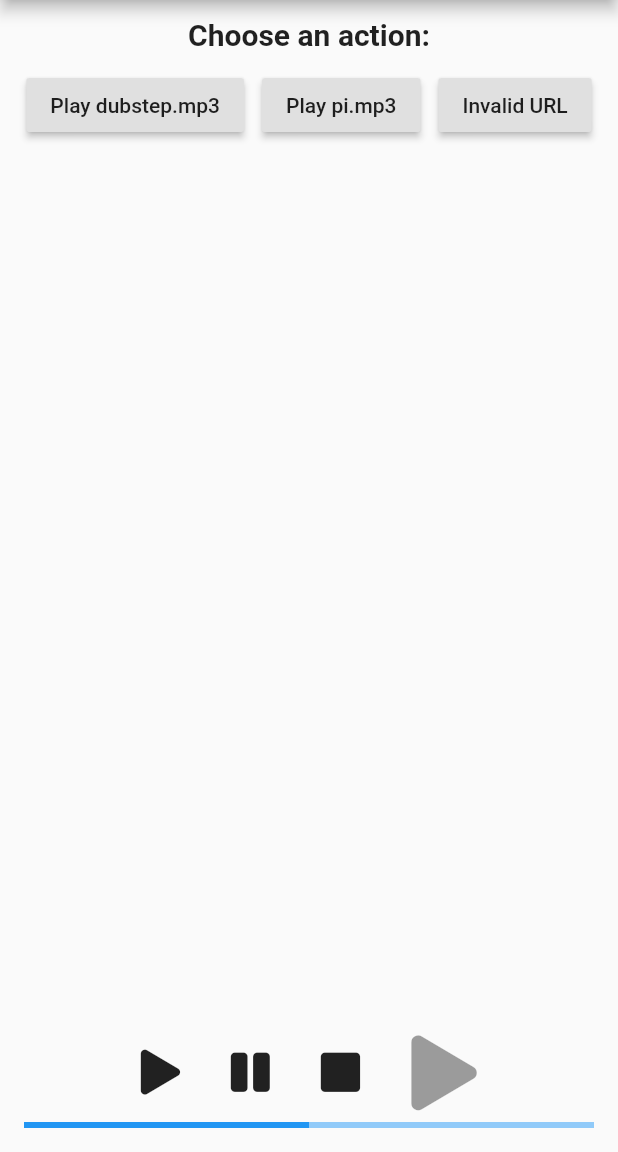
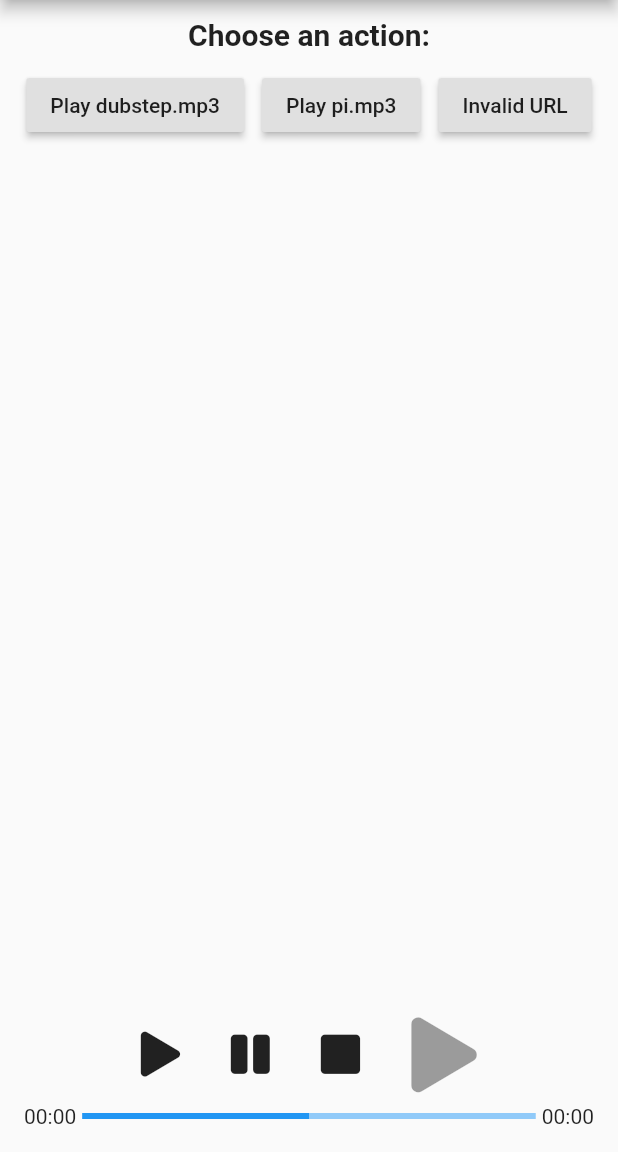
Before and after one commit to 2find/stereo, a Flutter app: the screen it shows after launch, on a phone screen of 412 x 824 dp, the part 84-1236 px from its top. Run offline on Flutter 3.47's test engine with Material 2 defaults, Android fonts, the phone set to English and light mode, and no system bars; our stand-ins replace font_awesome_flutter.

Commit message:
[All] Added duration functionality (#17)

```diff
--- a/example/lib/media_player_widget.dart
+++ b/example/lib/media_player_widget.dart
@@ -1,6 +1,8 @@
 import 'package:flutter/material.dart';
 
 import 'package:font_awesome_flutter/font_awesome_flutter.dart';
+
+import 'package:intl/intl.dart';
 
 import 'package:stereo/stereo.dart';
 
@@ -10,16 +12,31 @@ class MediaPlayerWidget extends StatefulWidget {
 }
 
 class _MediaPlayerState extends State<MediaPlayerWidget> {
+  /// Pause icon.
   static const Icon _pauseIcon = const Icon(FontAwesomeIcons.pause);
+
+  /// Play icon.
   static const Icon _playIcon = const Icon(FontAwesomeIcons.play);
+
+  /// Stop icon.
   static const Icon _stopIcon = const Icon(FontAwesomeIcons.stop);
 
+  // Used to format duration.
+  static NumberFormat _twoDigits = new NumberFormat('00', 'en_GB');
+
   Stereo _stereo = new Stereo();
+
+  /// Returns the duration as a formatted string.
+  String _formatDuration() {
+    return '${_twoDigits.format(_stereo.duration.inSeconds / 60)}:${_twoDigits
+        .format(_stereo.duration.inSeconds % 60)}';
+  }
 
   @override
   void initState() {
     super.initState();
 
+    _stereo.durationNotifier.addListener(() => setState(() {}));
     _stereo.isPlayingNotifier.addListener(() => setState(() {}));
   }
 
@@ -46,7 +63,15 @@ class _MediaPlayerState extends State<MediaPlayerWidget> {
               onPressed: null)
         ],
       ),
-      new LinearProgressIndicator(value: 0.5)
+      new Row(mainAxisSize: MainAxisSize.max, children: <Widget>[
+        new Padding(
+            padding: const EdgeInsets.only(right: 4.0),
+            child: new Text('00:00')),
+        new Expanded(child: new LinearProgressIndicator(value: 0.5)),
+        new Padding(
+            padding: const EdgeInsets.only(left: 4.0),
+            child: new Text(_formatDuration()))
+      ])
     ]);
   }
 }
--- a/example/pubspec.yaml
+++ b/example/pubspec.yaml
@@ -5,6 +5,7 @@ dependencies:
   flutter:
     sdk: flutter
   font_awesome_flutter: 4.7.2
+  intl: ^0.15.2
   path_provider: 0.2.1+1
 
 dev_dependencies:
--- a/src/lib/stereo.dart
+++ b/src/lib/stereo.dart
@@ -33,6 +33,18 @@ class Stereo {
   Stereo._internal() {
     _channel.setMethodCallHandler(_handleMethodCall);
   }
+
+  /// Notifier to notify listeners every time the duration of the currently
+  /// loaded file changes.
+  ValueNotifier<Duration> _durationNotifier =
+      new ValueNotifier(new Duration(seconds: 0));
+
+  /// Duration of the currently loaded file.
+  Duration get duration => _durationNotifier.value;
+
+  /// Notifier to get notified every time the duration of the currently loaded
+  /// file changes.
+  ValueNotifier<Duration> get durationNotifier => _durationNotifier;
 
   /// Notifier to notify listeners every time the Stereo player state changes.
   ValueNotifier<bool> _isPlayingNotifier = new ValueNotifier(false);
@@ -80,6 +92,10 @@ class Stereo {
 
   Future _handleMethodCall(MethodCall call) async {
     switch (call.method) {
+      case 'platform.duration':
+        print('Got duration: ${call.arguments}');
+        durationNotifier.value = new Duration(seconds: call.arguments);
+        break;
       default:
         print('[ERROR] Channel method ${call.method} not implemented.');
     }
```
Also changed, not shown: 4 other files.
